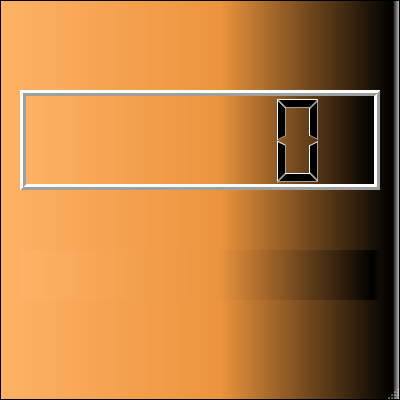
First picture: the form in precio-dolar/design.ui, repository ale-uy/cambio-dolar, before the edit.
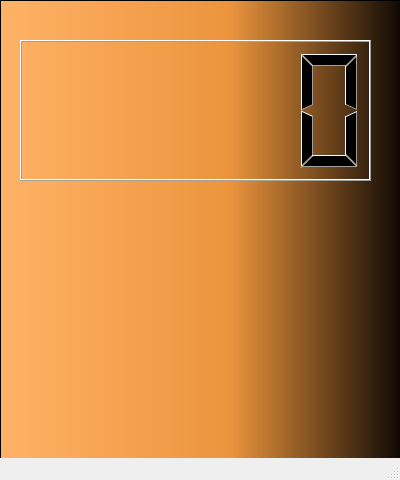
Second picture: the form after the edit.

```diff
--- a/precio-dolar/design.ui
+++ b/precio-dolar/design.ui
@@ -7,61 +7,68 @@
     <x>0</x>
     <y>0</y>
     <width>400</width>
-    <height>400</height>
+    <height>480</height>
    </rect>
   </property>
   <property name="minimumSize">
    <size>
     <width>400</width>
-    <height>400</height>
+    <height>480</height>
    </size>
   </property>
   <property name="maximumSize">
    <size>
     <width>400</width>
-    <height>400</height>
+    <height>480</height>
    </size>
   </property>
   <property name="windowTitle">
-   <string>Casa de Cambio</string>
-  </property>
-  <property name="windowOpacity">
-   <double>1.000000000000000</double>
+   <string>MainWindow</string>
   </property>
   <widget class="QWidget" name="centralwidget">
-   <property name="minimumSize">
-    <size>
-     <width>400</width>
-     <height>400</height>
-    </size>
-   </property>
-   <property name="maximumSize">
-    <size>
-     <width>400</width>
-     <height>400</height>
-    </size>
-   </property>
+   <widget class="QLCDNumber" name="lcdNumber">
+    <property name="geometry">
+     <rect>
+      <x>20</x>
+      <y>40</y>
+      <width>351</width>
+      <height>141</height>
+     </rect>
+    </property>
+   </widget>
+   <widget class="QLabel" name="label">
+    <property name="geometry">
+     <rect>
+      <x>26</x>
+      <y>242</y>
+      <width>341</width>
+      <height>111</height>
+     </rect>
+    </property>
+    <property name="font">
+     <font>
+      <family>Miriam CLM</family>
+      <pointsize>20</pointsize>
+      <weight>75</weight>
+      <bold>true</bold>
+     </font>
+    </property>
+    <property name="text">
+     <string/>
+    </property>
+    <property name="alignment">
+     <set>Qt::AlignCenter</set>
+    </property>
+   </widget>
    <widget class="QFrame" name="frame">
     <property name="geometry">
      <rect>
       <x>0</x>
       <y>0</y>
-      <width>400</width>
-      <height>400</height>
+      <width>420</width>
+      <height>500</height>
      </rect>
     </property>
-    <property name="minimumSize">
-     <size>
-      <width>400</width>
-      <height>400</height>
-     </size>
-    </property>
-    <property name="maximumSize">
-     <size>
-      <width>400</width>
-      <height>400</height>
-     </size>
-    </property>
     <property name="styleSheet">
      <string notr="true">background-color: qlineargradient(spread:pad, x1:0, y1:0, x2:1, y2:0, stop:0 rgba(255, 178, 102, 255), stop:0.55 rgba(235, 148, 61, 255), stop:0.98 rgba(0, 0, 0, 255), stop:1 rgba(0, 0, 0, 0));</string>
     </property>
@@ -71,105 +78,10 @@
     <property name="frameShadow">
      <enum>QFrame::Raised</enum>
     </property>
-    <widget class="QLCDNumber" name="lcdNumber">
-     <property name="geometry">
-      <rect>
-       <x>20</x>
-       <y>90</y>
-       <width>360</width>
-       <height>100</height>
-      </rect>
-     </property>
-     <property name="minimumSize">
-      <size>
-       <width>360</width>
-       <height>100</height>
-      </size>
-     </property>
-     <property name="maximumSize">
-      <size>
-       <width>360</width>
-       <height>100</height>
-      </size>
-     </property>
-     <property name="layoutDirection">
-      <enum>Qt::LeftToRight</enum>
-     </property>
-     <property name="frameShape">
-      <enum>QFrame::Box</enum>
-     </property>
-     <property name="frameShadow">
-      <enum>QFrame::Raised</enum>
-     </property>
-     <property name="lineWidth">
-      <number>3</number>
-     </property>
-     <property name="midLineWidth">
-      <number>0</number>
-     </property>
-     <property name="smallDecimalPoint">
-      <bool>false</bool>
-     </property>
-     <property name="digitCount">
-      <number>5</number>
-     </property>
-     <property name="segmentStyle">
-      <enum>QLCDNumber::Filled</enum>
-     </property>
-     <property name="intValue" stdset="0">
-      <number>0</number>
-     </property>
-    </widget>
-    <widget class="QLabel" name="label">
-     <property name="enabled">
-      <bool>true</bool>
-     </property>
-     <property name="geometry">
-      <rect>
-       <x>20</x>
-       <y>250</y>
-       <width>360</width>
-       <height>50</height>
-      </rect>
-     </property>
-     <property name="minimumSize">
-      <size>
-       <width>360</width>
-       <height>50</height>
-      </size>
-     </property>
-     <property name="maximumSize">
-      <size>
-       <width>360</width>
-       <height>50</height>
-      </size>
-     </property>
-     <property name="font">
-      <font>
-       <family>Miriam</family>
-       <pointsize>24</pointsize>
-       <weight>75</weight>
-       <bold>true</bold>
-      </font>
-     </property>
-     <property name="styleSheet">
-      <string notr="true">background: opacity(0.00000) ;
-</string>
-     </property>
-     <property name="text">
-      <string/>
-     </property>
-     <property name="scaledContents">
-      <bool>true</bool>
-     </property>
-     <property name="alignment">
-      <set>Qt::AlignCenter</set>
-     </property>
-     <property name="margin">
-      <number>0</number>
-     </property>
-    </widget>
    </widget>
+   <zorder>frame</zorder>
+   <zorder>lcdNumber</zorder>
+   <zorder>label</zorder>
   </widget>
   <widget class="QStatusBar" name="statusbar"/>
  </widget>
```
